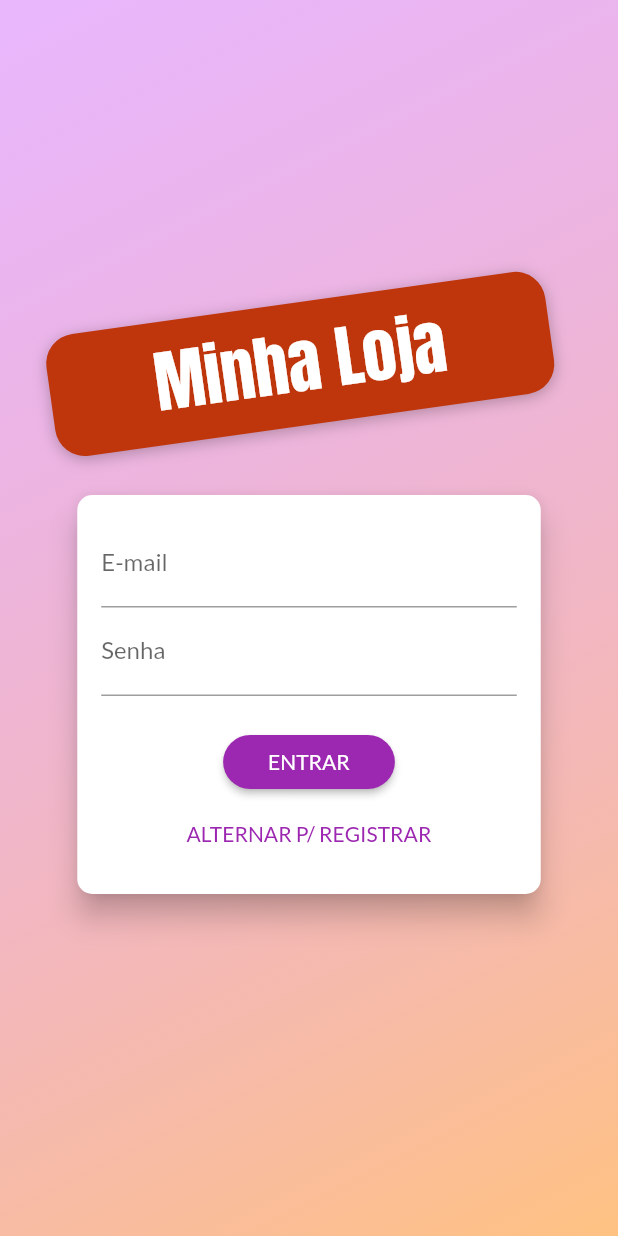
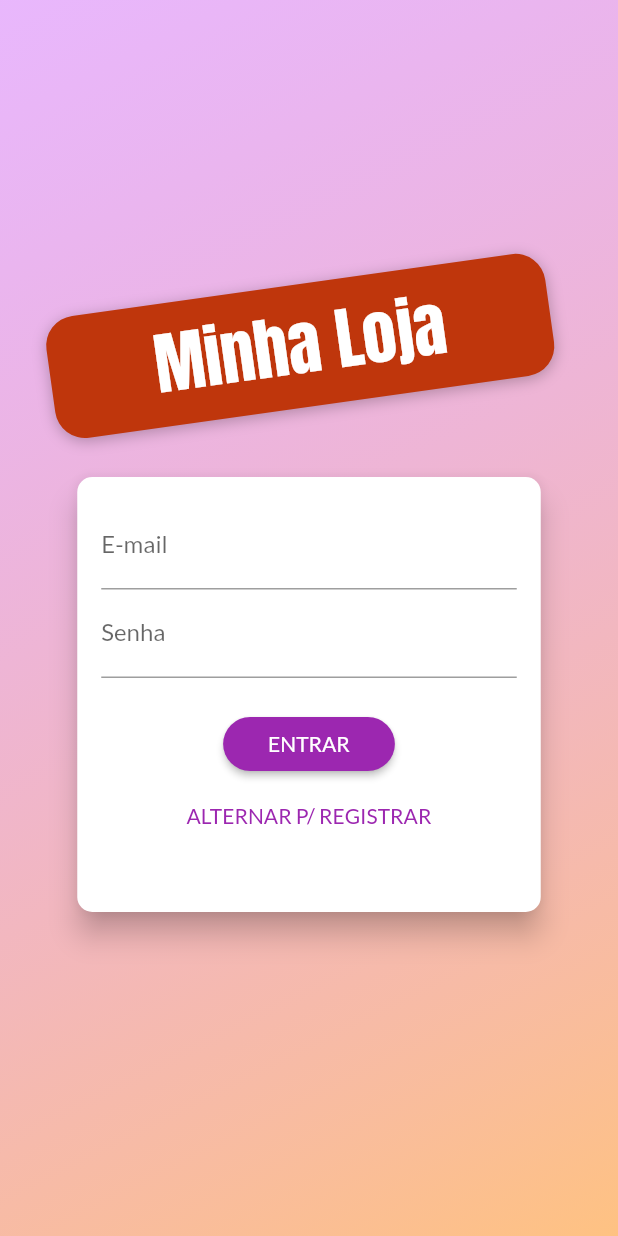
Before and after one commit to guerder/shop, a Flutter app: the screen it shows after launch, on a phone screen of 412 x 824 dp. Run offline on Flutter 3.47's test engine with Material 2 defaults, Android fonts, the phone set to English and light mode, and no system bars; our stand-ins replace flutter_dotenv, shared_preferences.

Commit message:
implemented manual animation on the login screen

```diff
--- a/lib/widgets/auth_card_widget.dart
+++ b/lib/widgets/auth_card_widget.dart
@@ -13,11 +13,43 @@ class AuthCardWidget extends StatefulWidget {
   _AuthCardWidgetState createState() => _AuthCardWidgetState();
 }
 
-class _AuthCardWidgetState extends State<AuthCardWidget> {
+class _AuthCardWidgetState extends State<AuthCardWidget>
+    with SingleTickerProviderStateMixin {
   GlobalKey<FormState> _form = GlobalKey();
   bool _isLoading = false;
   AuthMode _authMode = AuthMode.Login;
   final _passwordController = TextEditingController();
+
+  AnimationController _controller;
+  Animation<Size> _heightAnimation;
+
+  @override
+  void initState() {
+    super.initState();
+
+    _controller = AnimationController(
+      vsync: this,
+      duration: Duration(milliseconds: 300),
+    );
+
+    _heightAnimation = Tween(
+      begin: Size(double.infinity, 290),
+      end: Size(double.infinity, 371),
+    ).animate(
+      CurvedAnimation(
+        parent: _controller,
+        curve: Curves.linear,
+      ),
+    );
+
+    _heightAnimation.addListener(() => setState(() {}));
+  }
+
+  @override
+  void dispose() {
+    super.dispose();
+    _controller.dispose();
+  }
 
   final Map<String, String> _authData = {
     'email': '',
@@ -85,10 +117,12 @@ class _AuthCardWidgetState extends State<AuthCardWidget> {
       setState(() {
         _authMode = AuthMode.SignUp;
       });
+      _controller.forward();
     } else {
       setState(() {
         _authMode = AuthMode.Login;
       });
+      _controller.reverse();
     }
   }
 
@@ -101,6 +135,8 @@ class _AuthCardWidgetState extends State<AuthCardWidget> {
         borderRadius: BorderRadius.circular(10),
       ),
       child: Container(
+        // height: _authMode == AuthMode.Login ? 290 : 371,
+        height: _heightAnimation.value.height,
         width: deviceSize.width * 0.75,
         padding: EdgeInsets.all(16),
         child: Form(
```
